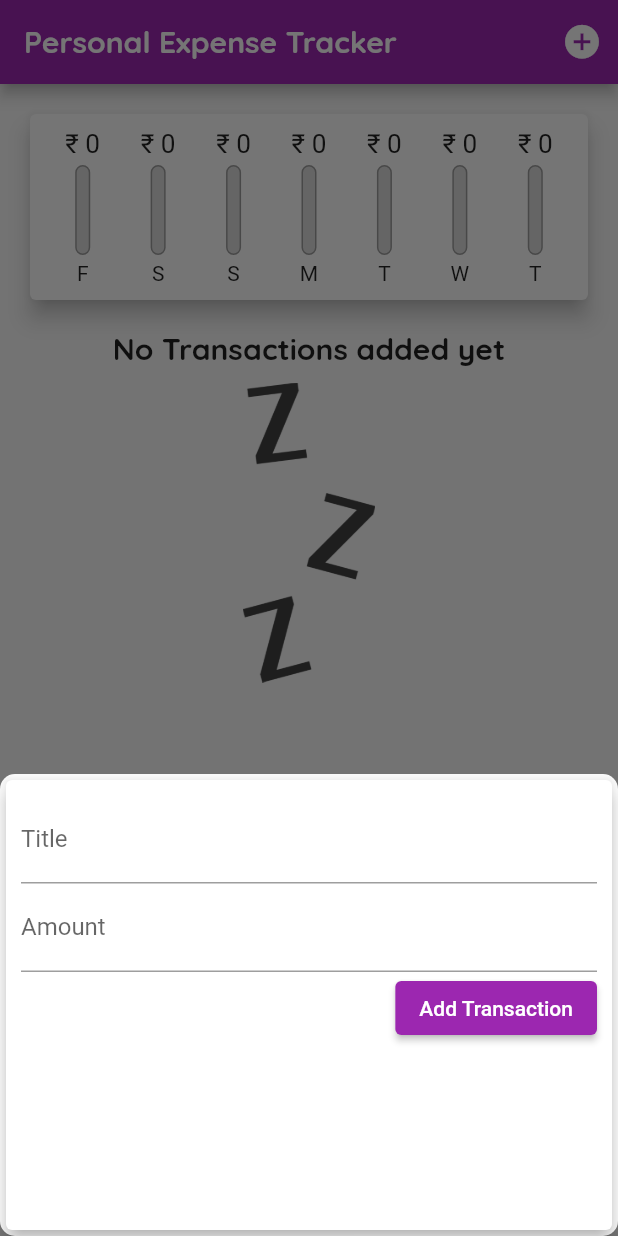
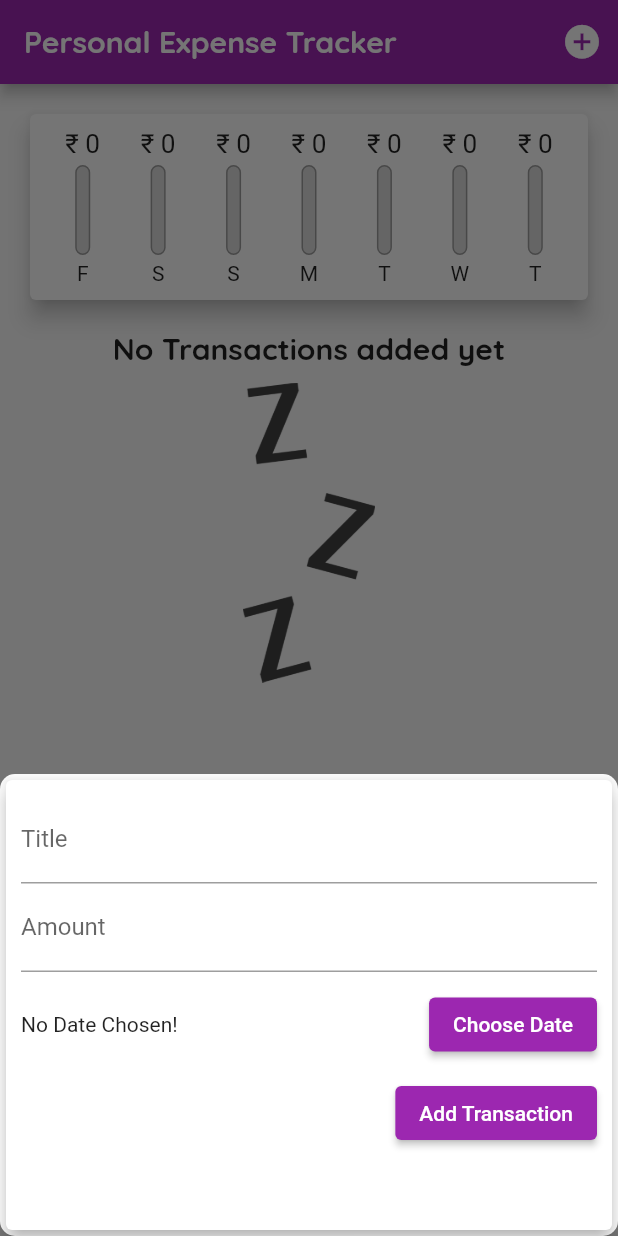
Before and after one commit to Sharan-121/Personal-Expense-Tracker, a Flutter app: the screen it shows after launch, after a tap on the "add circle" icon, on a phone screen of 412 x 824 dp. Run offline on Flutter 3.47's test engine with Material 2 defaults, Android fonts, the phone set to English and light mode, and no system bars.

Commit message:
Added date picker

```diff
--- a/lib/main.dart
+++ b/lib/main.dart
@@ -58,19 +58,27 @@ class _MyHomePageState extends State<MyHomePage> {
     }).toList();
   }
 
-  void _addNewTransaction(String? title, String? amount,
-      TextEditingController controller1, TextEditingController controller2) {
+  void _addNewTransaction(
+      String? title,
+      String? amount,
+      TextEditingController controller1,
+      TextEditingController controller2,
+      DateTime? date) {
     var tempTitle;
     var tempAmount;
-    if ((title != null && title != "") && (amount != null && amount != "")) {
+    var tempDate;
+    if ((title != null && title != "") &&
+        (amount != null && amount != "") &&
+        date != null) {
       tempTitle = title;
       tempAmount = double.parse(amount);
+      tempDate = date;
       if (tempAmount > 0) {
         final newTx = transaction(
             id: DateTime.now().toString(),
             title: tempTitle,
             cost: tempAmount,
-            date: DateTime.now());
+            date: tempDate);
         setState(() {
           _transList.add(newTx);
           controller1.clear();
--- a/lib/widgets/transaction_input.dart
+++ b/lib/widgets/transaction_input.dart
@@ -1,4 +1,5 @@
 import 'package:flutter/material.dart';
+import 'package:intl/intl.dart';
 
 class TransInput extends StatefulWidget {
   final Function _addNewTransaction;
@@ -18,6 +19,24 @@ class _TransInputState extends State<TransInput> {
 
   final controller2 = TextEditingController();
 
+  DateTime? _selectedDate;
+
+  void _presentDatePicker() {
+    showDatePicker(
+      context: context,
+      initialDate: DateTime.now(),
+      firstDate: DateTime(2022),
+      lastDate: DateTime.now(),
+    ).then((date) {
+      if (date == null) {
+        return;
+      }
+      setState(() {
+        _selectedDate = date;
+      });
+    });
+  }
+
   @override
   Widget build(BuildContext context) {
     return Card(
@@ -35,9 +54,9 @@ class _TransInputState extends State<TransInput> {
                 titleInput = value;
               },
               onEditingComplete: () => widget._addNewTransaction(
-                  titleInput, costInput, controller1, controller2),
+                  titleInput, costInput, controller1, controller2,_selectedDate),
               onSubmitted: (_) => widget._addNewTransaction(
-                  titleInput, costInput, controller1, controller2),
+                  titleInput, costInput, controller1, controller2,_selectedDate),
             ),
             TextField(
                 decoration: InputDecoration(labelText: "Amount"),
@@ -46,13 +65,32 @@ class _TransInputState extends State<TransInput> {
                   costInput = value;
                 },
                 onEditingComplete: () => widget._addNewTransaction(
-                    titleInput, costInput, controller1, controller2),
+                    titleInput, costInput, controller1, controller2,_selectedDate),
                 onSubmitted: (_) => widget._addNewTransaction(
-                    titleInput, costInput, controller1, controller2),
+                    titleInput, costInput, controller1, controller2,_selectedDate),
                 keyboardType: TextInputType.number),
+            Container(
+              height: 70,
+              child: Row(
+                mainAxisAlignment: MainAxisAlignment.spaceBetween,
+                children: <Widget>[
+                  Text(_selectedDate == null
+                      ? 'No Date Chosen!'
+                      : 'Picked Date : ${DateFormat.yMMMd().format(_selectedDate!)}'),
+                  // SizedBox(
+                  //   width: 5,
+                  // ),
+                  ElevatedButton(
+
+                    onPressed: _presentDatePicker,
+                    child: Text("Choose Date"),
+                  )
+                ],
+              ),
+            ),
             ElevatedButton(
-              onPressed: () => widget._addNewTransaction(
-                  controller1.text, controller2.text, controller1, controller2),
+              onPressed: () => widget._addNewTransaction(controller1.text,
+                  controller2.text, controller1, controller2, _selectedDate),
               style: ButtonStyle(
                 foregroundColor: MaterialStateProperty.all(Colors.white),
                 backgroundColor: MaterialStateProperty.all(Colors.purple),
```
